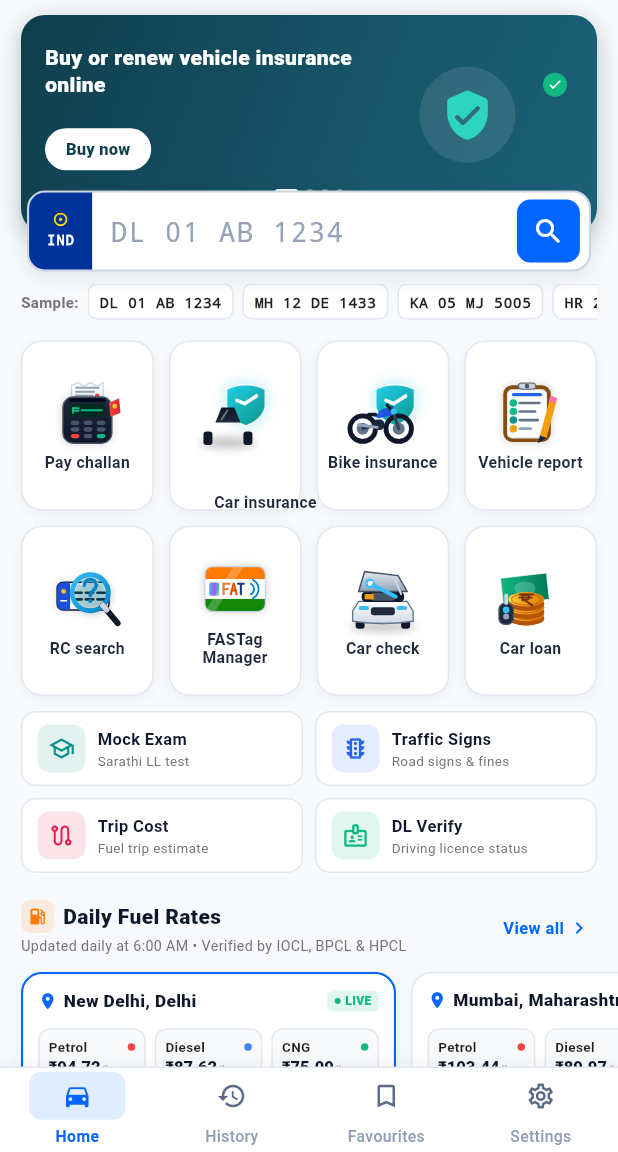
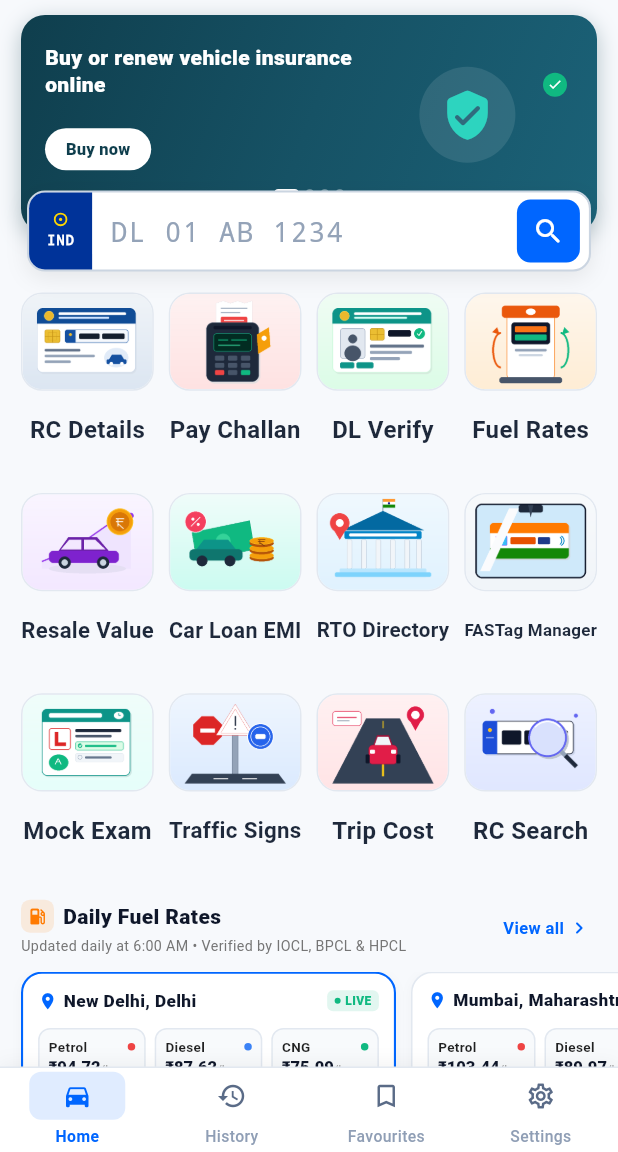
Before and after one commit to sherdin82-sys/rto-info, a Flutter app: the screen it shows after launch, on a phone screen of 412 x 824 dp, the part 84-1236 px from its top. Run offline on Flutter 3.47's test engine with Material 3 defaults, Android fonts, the phone set to English and light mode, and no system bars; our stand-ins replace dio, flutter_riverpod, go_router, shared_preferences.

Commit message:
feat(home): replace icon cards with 4-column image-based service shortcuts and remove sample plates (v0.2.8)

```diff
--- a/lib/features/home/presentation/home_screen.dart
+++ b/lib/features/home/presentation/home_screen.dart
@@ -1146,73 +1146,6 @@ class _HomeScreenState extends ConsumerState<HomeScreen> {
                   ),
                 ),
               ],
-            ),
-          ),
-
-          // 3. VEHICLE REGISTRATION NUMBER SEARCH (SAMPLE CHIPS & RECENT SEARCHES)
-          SliverToBoxAdapter(
-            child: Padding(
-              padding: const EdgeInsets.fromLTRB(14, 8, 14, 0),
-              child: Row(
-                children: [
-                  Text(
-                    isHindi ? 'नमूना:' : 'Sample:',
-                    style: TextStyle(
-                      fontSize: 10,
-                      fontWeight: FontWeight.w700,
-                      color: isDark ? Colors.white54 : Colors.grey.shade600,
-                    ),
-                  ),
-                  const SizedBox(width: 6),
-                  Expanded(
-                    child: SizedBox(
-                      height: 24,
-                      child: ListView.separated(
-                        scrollDirection: Axis.horizontal,
-                        itemCount: AppConstants.sampleVehicles.length,
-                        separatorBuilder: (_, __) => const SizedBox(width: 6),
-                        itemBuilder: (ctx, idx) {
-                          final s = AppConstants.sampleVehicles[idx];
-                          return InkWell(
-                            onTap: () {
-                              _searchController.text = s['plate']!;
-                              _onSearchSubmit(s['plate']!);
-                            },
-                            borderRadius: BorderRadius.circular(6),
-                            child: Container(
-                              padding: const EdgeInsets.symmetric(
-                                horizontal: 7,
-                                vertical: 2,
-                              ),
-                              alignment: Alignment.center,
-                              decoration: BoxDecoration(
-                                color: isDark
-                                    ? const Color(0xFF1E293B)
-                                    : Colors.white,
-                                borderRadius: BorderRadius.circular(6),
-                                border: Border.all(
-                                  color: isDark
-                                      ? const Color(0xFF334155)
-                                      : const Color(0xFFE2E8F0),
-                                ),
-                              ),
-                              child: Text(
-                                s['label']!,
-                                style: TextStyle(
-                                  fontFamily: 'monospace',
-                                  fontSize: 10,
-                                  fontWeight: FontWeight.w700,
-                                  color: isDark ? Colors.white : Colors.black87,
-                                ),
-                              ),
-                            ),
-                          );
-                        },
-                      ),
-                    ),
-                  ),
-                ],
-              ),
             ),
           ),
 
@@ -1296,7 +1229,7 @@ class _HomeScreenState extends ConsumerState<HomeScreen> {
               ),
             ),
 
-          // 4. ESSENTIAL RTO QUICK SERVICES (PRIMARY 4x2 GRID & DRIVER UTILITIES)
+          // 4. ESSENTIAL RTO QUICK SERVICES (IMAGE-BASED 4-COLUMN CARINFO-STYLE GRID)
           SliverToBoxAdapter(
             child: Padding(
               padding: const EdgeInsets.fromLTRB(14, 14, 14, 0),
@@ -1304,135 +1237,98 @@ class _HomeScreenState extends ConsumerState<HomeScreen> {
                 crossAxisCount: 4,
                 shrinkWrap: true,
                 physics: const NeverScrollableScrollPhysics(),
-                mainAxisSpacing: 10,
+                mainAxisSpacing: 14,
                 crossAxisSpacing: 10,
-                childAspectRatio: 0.78,
-                children: [
-                  _buildQuickActionCard(
+                childAspectRatio: 0.74,
+                children: [
+                  _buildImageServiceItem(
                     context: context,
-                    graphic: PosChallanGraphic(isDark: isDark),
-                    title: isHindi ? 'ई-चालान' : 'Pay challan',
+                    imageAsset: 'assets/images/services/rc_details.png',
+                    title: isHindi ? 'आरसी विवरण' : 'RC Details',
+                    onTap: () => context.push('/rc'),
+                    isDark: isDark,
+                    fallbackWidget: RcSearchGraphic(isDark: isDark),
+                  ),
+                  _buildImageServiceItem(
+                    context: context,
+                    imageAsset: 'assets/images/services/pay_challan.png',
+                    title: isHindi ? 'ई-चालान' : 'Pay Challan',
                     onTap: () => context.push('/challan'),
                     isDark: isDark,
-                  ),
-                  _buildQuickActionCard(
+                    fallbackWidget: PosChallanGraphic(isDark: isDark),
+                  ),
+                  _buildImageServiceItem(
                     context: context,
-                    graphic: const CarInsuranceGraphic(),
-                    title: isHindi ? 'कार बीमा' : 'Car insurance',
-                    onTap: () => context.push('/rc'),
-                    isDark: isDark,
-                  ),
-                  _buildQuickActionCard(
+                    imageAsset: 'assets/images/services/dl_verify.png',
+                    title: isHindi ? 'डीएल सत्यापन' : 'DL Verify',
+                    onTap: () => context.push('/dl'),
+                    isDark: isDark,
+                  ),
+                  _buildImageServiceItem(
                     context: context,
-                    graphic: const BikeInsuranceGraphic(),
-                    title: isHindi ? 'बाइक बीमा' : 'Bike insurance',
-                    onTap: () => context.push('/rc'),
-                    isDark: isDark,
-                  ),
-                  _buildQuickActionCard(
+                    imageAsset: 'assets/images/services/fuel_rates.png',
+                    title: isHindi ? 'ईंधन दरें' : 'Fuel Rates',
+                    onTap: () => context.push('/fuel'),
+                    isDark: isDark,
+                  ),
+                  _buildImageServiceItem(
                     context: context,
-                    graphic: VehicleReportGraphic(isDark: isDark),
-                    title: isHindi ? 'वाहन रिपोर्ट' : 'Vehicle report',
-                    onTap: () => context.push('/rc'),
-                    isDark: isDark,
-                  ),
-                  _buildQuickActionCard(
+                    imageAsset: 'assets/images/services/resale_value.png',
+                    title: isHindi ? 'पुनर्विक्रय मूल्य' : 'Resale Value',
+                    onTap: () => context.push('/resale'),
+                    isDark: isDark,
+                  ),
+                  _buildImageServiceItem(
                     context: context,
-                    graphic: RcSearchGraphic(isDark: isDark),
-                    title: isHindi ? 'आरसी खोज' : 'RC search',
-                    onTap: () => context.push('/search'),
-                    isDark: isDark,
-                  ),
-                  _buildQuickActionCard(
+                    imageAsset: 'assets/images/services/car_loan.png',
+                    title: isHindi ? 'कार ऋण' : 'Car Loan EMI',
+                    onTap: () => context.push('/loan-emi'),
+                    isDark: isDark,
+                    fallbackWidget: CarLoanGraphic(isDark: isDark),
+                  ),
+                  _buildImageServiceItem(
                     context: context,
-                    graphic: FastagGraphic(isDark: isDark),
+                    imageAsset: 'assets/images/services/rto_directory.png',
+                    title: isHindi ? 'आरटीओ सूची' : 'RTO Directory',
+                    onTap: () => context.push('/rto'),
+                    isDark: isDark,
+                  ),
+                  _buildImageServiceItem(
+                    context: context,
+                    imageAsset: 'assets/images/services/fastag_manager.png',
                     title: isHindi ? 'फास्टैग' : 'FASTag Manager',
                     onTap: () => _showFastagDialog(context, isDark),
                     isDark: isDark,
-                  ),
-                  _buildQuickActionCard(
+                    fallbackWidget: FastagGraphic(isDark: isDark),
+                  ),
+                  _buildImageServiceItem(
                     context: context,
-                    graphic: CarCheckGraphic(isDark: isDark),
-                    title: isHindi ? 'कार जांच' : 'Car check',
-                    onTap: () => context.push('/rto'),
-                    isDark: isDark,
-                  ),
-                  _buildQuickActionCard(
+                    imageAsset: 'assets/images/services/mock_exam.png',
+                    title: isHindi ? 'आरटीओ परीक्षा' : 'Mock Exam',
+                    onTap: () => context.push('/exam'),
+                    isDark: isDark,
+                  ),
+                  _buildImageServiceItem(
                     context: context,
-                    graphic: CarLoanGraphic(isDark: isDark),
-                    title: isHindi ? 'कार लोन' : 'Car loan',
-                    onTap: () => context.push('/loan-emi'),
-                    isDark: isDark,
-                  ),
-                ],
-              ),
-            ),
-          ),
-
-          // DRIVER UTILITIES STRIP (2x2 Grid)
-          SliverToBoxAdapter(
-            child: Padding(
-              padding: const EdgeInsets.fromLTRB(14, 10, 14, 0),
-              child: Row(
-                children: [
-                  Expanded(
-                    child: _buildDriverToolTile(
-                      icon: Icons.school_outlined,
-                      title: isHindi ? 'आरटीओ परीक्षा' : 'Mock Exam',
-                      subtitle: isHindi
-                          ? 'सारथी एलएल अभ्यास'
-                          : 'Sarathi LL test',
-                      color: const Color(0xFF0D9488),
-                      onTap: () => context.push('/exam'),
-                      isDark: isDark,
-                    ),
-                  ),
-                  const SizedBox(width: 8),
-                  Expanded(
-                    child: _buildDriverToolTile(
-                      icon: Icons.traffic_outlined,
+                    imageAsset: 'assets/images/services/traffic_signs.png',
                     title: isHindi ? 'यातायात संकेत' : 'Traffic Signs',
-                      subtitle: isHindi
-                          ? 'सड़क नियम व जुर्माना'
-                          : 'Road signs & fines',
-                      color: const Color(0xFF2563EB),
                     onTap: () => context.push('/signs'),
                     isDark: isDark,
                   ),
-                  ),
-                ],
-              ),
-            ),
-          ),
-          SliverToBoxAdapter(
-            child: Padding(
-              padding: const EdgeInsets.fromLTRB(14, 8, 14, 0),
-              child: Row(
-                children: [
-                  Expanded(
-                    child: _buildDriverToolTile(
-                      icon: Icons.route_outlined,
+                  _buildImageServiceItem(
+                    context: context,
+                    imageAsset: 'assets/images/services/trip_cost.png',
                     title: isHindi ? 'यात्रा खर्च' : 'Trip Cost',
-                      subtitle: isHindi
-                          ? 'दूरी व माइलेज अनुमान'
-                          : 'Fuel trip estimate',
-                      color: const Color(0xFFE11D48),
                     onTap: () => context.push('/trip-calculator'),
                     isDark: isDark,
                   ),
-                  ),
-                  const SizedBox(width: 8),
-                  Expanded(
-                    child: _buildDriverToolTile(
-                      icon: Icons.badge_outlined,
-                      title: isHindi ? 'डीएल सत्यापन' : 'DL Verify',
-                      subtitle: isHindi
-                          ? 'ड्राइविंग लाइसेंस स्थिति'
-                          : 'Driving licence status',
-                      color: const Color(0xFF10B981),
-                      onTap: () => context.push('/dl'),
-                      isDark: isDark,
-                    ),
+                  _buildImageServiceItem(
+                    context: context,
+                    imageAsset: 'assets/images/services/rc_search.png',
+                    title: isHindi ? 'आरसी खोज' : 'RC Search',
+                    onTap: () => context.push('/search'),
+                    isDark: isDark,
+                    fallbackWidget: RcSearchGraphic(isDark: isDark),
                   ),
                 ],
               ),
@@ -2904,56 +2800,82 @@ class _HomeScreenState extends ConsumerState<HomeScreen> {
     );
   }
 
-  Widget _buildQuickActionCard({
+  Widget _buildImageServiceItem({
     required BuildContext context,
-    required Widget graphic,
+    required String imageAsset,
     required String title,
     required VoidCallback onTap,
     required bool isDark,
+    Widget? fallbackWidget,
   }) {
     return Material(
       color: Colors.transparent,
       child: InkWell(
         onTap: onTap,
         borderRadius: BorderRadius.circular(14),
+        child: Column(
+          mainAxisSize: MainAxisSize.min,
+          crossAxisAlignment: CrossAxisAlignment.center,
+          children: [
+            AspectRatio(
+              aspectRatio: 1.35,
               child: Container(
-          padding: const EdgeInsets.symmetric(horizontal: 4, vertical: 8),
-          decoration: BoxDecoration(
-            color: isDark ? const Color(0xFF1E293B) : Colors.white,
+                decoration: BoxDecoration(
+                  color: isDark
+                      ? const Color(0xFF1E293B)
+                      : const Color(0xFFF8FAFC),
                   borderRadius: BorderRadius.circular(14),
                   border: Border.all(
-              color: isDark ? const Color(0xFF334155) : const Color(0xFFE2E8F0),
+                    color: isDark
+                        ? const Color(0xFF334155)
+                        : const Color(0xFFE2E8F0),
                     width: 1.0,
                   ),
-            boxShadow: [
-              BoxShadow(
-                color: Colors.black.withOpacity(isDark ? 0.22 : 0.04),
-                blurRadius: 6,
-                offset: const Offset(0, 2),
-              ),
-            ],
-          ),
-          child: Column(
-            mainAxisAlignment: MainAxisAlignment.center,
-            children: [
-              SizedBox(width: 50, height: 44, child: Center(child: graphic)),
-              const SizedBox(height: 5),
-              Text(
+                ),
+                child: ClipRRect(
+                  borderRadius: BorderRadius.circular(13),
+                  child: Image.asset(
+                    imageAsset,
+                    fit: BoxFit.cover,
+                    width: double.infinity,
+                    height: double.infinity,
+                    errorBuilder: (ctx, err, stack) =>
+                        fallbackWidget ??
+                        Center(
+                          child: Icon(
+                            Icons.directions_car_rounded,
+                            size: 28,
+                            color: isDark ? Colors.white38 : Colors.black38,
+                          ),
+                        ),
+                  ),
+                ),
+              ),
+            ),
+            const SizedBox(height: 6),
+            SizedBox(
+              height: 40,
+              child: Center(
+                child: FittedBox(
+                  fit: BoxFit.scaleDown,
+                  alignment: Alignment.topCenter,
+                  child: Text(
                     title,
                     textAlign: TextAlign.center,
                     maxLines: 2,
-                overflow: TextOverflow.ellipsis,
-                style: TextStyle(
-                  fontSize: 10.5,
-                  fontWeight: FontWeight.w700,
-                  height: 1.15,
+                    style: TextStyle(
+                      fontSize: 16,
+                      fontWeight: FontWeight.w600,
+                      height: 1.18,
                       color: isDark
                           ? const Color(0xFFF1F5F9)
                           : const Color(0xFF1E293B),
                     ),
                   ),
-            ],
-          ),
+                ),
+              ),
+            ),
+          ],
         ),
       ),
     );
--- a/lib/features/home/presentation/widgets/rto_service_graphics.dart
+++ b/lib/features/home/presentation/widgets/rto_service_graphics.dart
@@ -448,7 +448,7 @@ class _CarInsurancePainter extends CustomPainter {
         end: Alignment.bottomRight,
         colors: [Color(0xFFFFFFFF), Color(0xFFE2E8F0)],
       ).createShader(bodyPath.getBounds());
-    canvas.drawPath(carPath, carPaint);
+    canvas.drawPath(bodyPath, carPaint);
 
     final carBorder = Paint()
       ..color = const Color(0xFF94A3B8)
--- a/pubspec.yaml
+++ b/pubspec.yaml
@@ -30,3 +30,4 @@ flutter:
   assets:
     - assets/images/cars/
     - assets/images/brands/
+    - assets/images/services/
```
Also changed, not shown: assets/images/services/car_loan.png (added), assets/images/services/dl_verify.png (added), assets/images/services/fastag_manager.png (added), assets/images/services/fuel_rates.png (added), assets/images/services/mock_exam.png (added), assets/images/services/pay_challan.png (added), assets/images/services/rc_details.png (added), assets/images/services/rc_search.png (added), assets/images/services/resale_value.png (added), assets/images/services/rto_directory.png (added), assets/images/services/traffic_signs.png (added), assets/images/services/trip_cost.png (added), 2 other files. Lines whose indentation alone changed are shown as unchanged.
